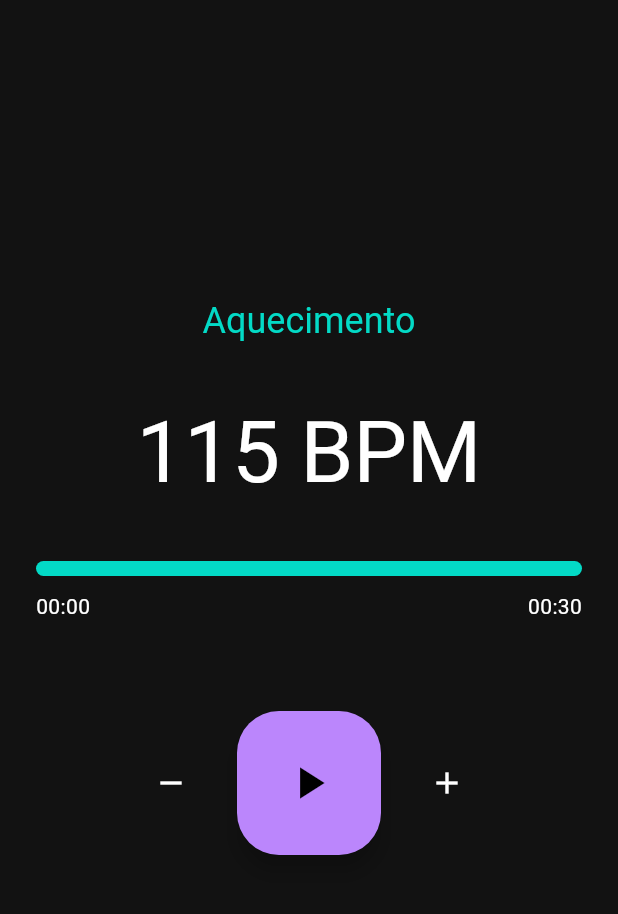
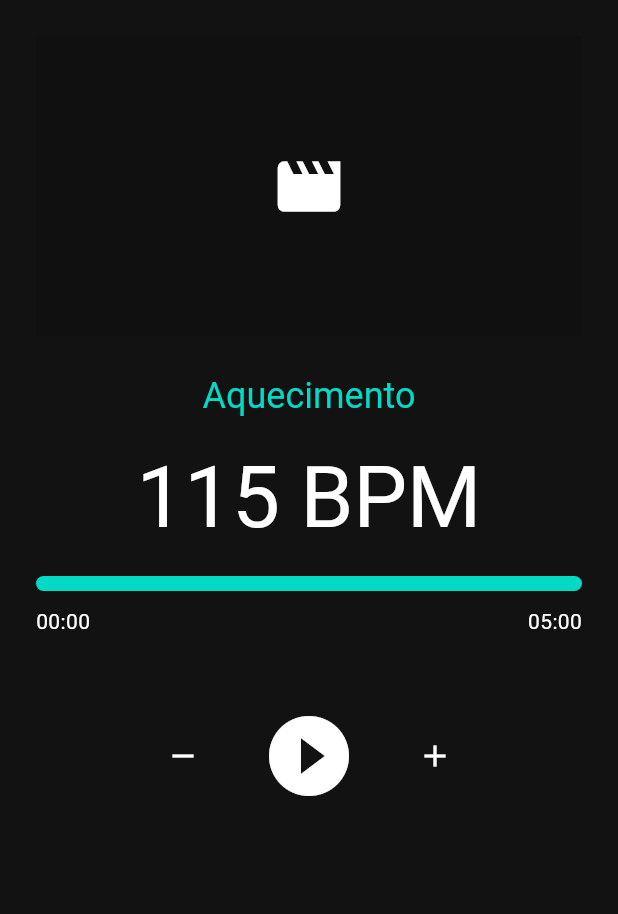
Before and after one commit to misasoares/pratica-musical-v4, a Flutter app: the PlayerPage screen opened directly, after a tap on the "remove" icon, on a phone screen of 412 x 824 dp, the part 84-998 px from its top. Run offline on Flutter 3.47's test engine with Material 3 defaults, Android fonts, the phone set to English and light mode, and no system bars; our stand-ins replace chewie, flutter_mobx, fpdart, freezed_annotation, get_it, hive and 3 more; accounts and stored records are empty; generated files the repository leaves out were written again.

Commit message:
feat: Integrate video player with Chewie, add practice onboarding dialog, and refactor player page arguments and exercise entity.

```diff
--- a/lib/core/di/service_locator.dart
+++ b/lib/core/di/service_locator.dart
@@ -1,4 +1,5 @@
 import 'package:get_it/get_it.dart';
+import '../../core/services/app_settings_service.dart';
 import '../../features/player/data/audio_service_impl.dart';
 import '../../features/player/domain/audio_service_interface.dart';
 import '../../features/player/presentation/stores/player_store.dart';
@@ -15,6 +16,7 @@ final getIt = GetIt.instance;
 void setupServiceLocator() {
   // Services
   getIt.registerLazySingleton<AudioService>(() => AudioServiceImpl());
+  getIt.registerLazySingleton<AppSettingsService>(() => AppSettingsService());
 
   // Repositories
   getIt.registerLazySingleton<IPracticeRepository>(
--- a/lib/features/player/domain/exercise.dart
+++ /dev/null
@@ -1,11 +0,0 @@
-class Exercise {
-  final String name;
-  final int targetBpm;
-  final Duration duration;
-
-  const Exercise({
-    required this.name,
-    required this.targetBpm,
-    required this.duration,
-  });
-}
--- /dev/null
+++ b/lib/features/player/presentation/args/player_page_args.dart
@@ -0,0 +1,14 @@
+import '../../../content/domain/entities/exercise.dart';
+import '../../../content/domain/entities/schedule.dart';
+
+class PlayerPageArgs {
+  final Exercise exercise;
+  final Schedule? currentSchedule;
+  final int exerciseIndex;
+
+  PlayerPageArgs({
+    required this.exercise,
+    this.currentSchedule,
+    this.exerciseIndex = 0,
+  });
+}
--- a/lib/features/player/presentation/pages/player_page.dart
+++ b/lib/features/player/presentation/pages/player_page.dart
@@ -2,32 +2,90 @@ import 'package:flutter/material.dart';
 import 'package:flutter_mobx/flutter_mobx.dart';
 import 'package:get_it/get_it.dart';
 import 'package:mobx/mobx.dart';
-import '../../domain/exercise.dart';
+import 'package:video_player/video_player.dart';
+import 'package:chewie/chewie.dart';
+import '../../../content/domain/entities/exercise.dart';
 import '../../domain/practice_phase.dart';
 import '../stores/player_store.dart';
+import '../args/player_page_args.dart';
+import '../../../content/domain/repositories/i_content_repository.dart';
 
 class PlayerPage extends StatefulWidget {
-  const PlayerPage({super.key});
+  final PlayerPageArgs? args;
+
+  const PlayerPage({super.key, this.args});
 
   @override
   State<PlayerPage> createState() => _PlayerPageState();
 }
 
 class _PlayerPageState extends State<PlayerPage> {
-  final PlayerStore _playerStore = GetIt.I<PlayerStore>();
-  late final ReactionDisposer _disposer;
+  final PlayerStore _store = GetIt.I<PlayerStore>();
+  final List<ReactionDisposer> _disposers = [];
+
+  VideoPlayerController? _videoPlayerController;
+  ChewieController? _chewieController;
 
   @override
   void initState() {
     super.initState();
-    // Initialize with a dummy exercise for now
-    _playerStore.initSession(const Exercise(
-      name: 'Exercicio 1',
-      targetBpm: 120,
-      duration: Duration(seconds: 30), // Short duration for testing
+    _initializeSession();
+    _setupReactions();
+  }
+
+  Future<void> _initializeSession() async {
+    if (widget.args != null) {
+      await _store.initSession(widget.args!.exercise);
+      if (mounted) {
+        await _initializeVideo(widget.args!.exercise.videoUrl);
+      }
+    } else {
+      await _store.initSession(const Exercise(
+        id: 'dummy_1',
+        title: 'Exercicio 1',
+        videoUrl: 'assets/videos/ex01.mp4',
+        tabUrl: 'assets/images/tabs/ex01.png',
+        startBpmCalibration: 120,
       ));
+    }
+  }
 
-    _disposer = reaction((_) => _playerStore.currentPhase, (phase) {
+  Future<void> _initializeVideo(String videoUrl) async {
+    // For now, we assume assets. In real app, check if http/https
+    if (videoUrl.startsWith('http')) {
+      _videoPlayerController =
+          VideoPlayerController.networkUrl(Uri.parse(videoUrl));
+    } else {
+      _videoPlayerController = VideoPlayerController.asset(videoUrl);
+    }
+
+    try {
+      await _videoPlayerController!.initialize();
+      _chewieController = ChewieController(
+        videoPlayerController: _videoPlayerController!,
+        autoPlay: false,
+        looping: true,
+        aspectRatio: _videoPlayerController!.value.aspectRatio,
+        placeholder: const Center(child: CircularProgressIndicator()),
+        errorBuilder: (context, errorMessage) {
+          return Center(
+            child: Text(
+              'Erro ao carregar vídeo: $errorMessage',
+              style: const TextStyle(color: Colors.white),
+            ),
+          );
+        },
+      );
+      if (mounted) {
+        setState(() {});
+      }
+    } catch (e) {
+      debugPrint('Error initializing video: $e');
+    }
+  }
+
+  void _setupReactions() {
+    _disposers.add(reaction((_) => _store.currentPhase, (phase) {
       if (phase == PracticePhase.finished) {
         showDialog(
           context: context,
@@ -38,11 +96,12 @@ class _PlayerPageState extends State<PlayerPage> {
               TextButton(
                 onPressed: () {
                   Navigator.of(context).pop();
-                  // Reset or navigate back
-                  _playerStore.initSession(const Exercise(
-                    name: 'Exercicio 1',
-                    targetBpm: 120,
-                    duration: Duration(seconds: 30),
+                  _store.initSession(const Exercise(
+                    id: 'dummy_1',
+                    title: 'Exercicio 1',
+                    videoUrl: 'assets/videos/ex01.mp4',
+                    tabUrl: 'assets/images/tabs/ex01.png',
+                    startBpmCalibration: 120,
                   ));
                 },
                 child: const Text('Reiniciar'),
@@ -51,48 +110,101 @@ class _PlayerPageState extends State<PlayerPage> {
           ),
         );
       }
-    });
+    }));
   }
 
   @override
   void dispose() {
-    _disposer();
+    for (final d in _disposers) {
+      d();
+    }
+    _videoPlayerController?.dispose();
+    _chewieController?.dispose();
     super.dispose();
+  }
+
+  Future<void> _navigateToNextExercise() async {
+    if (widget.args == null || widget.args!.currentSchedule == null) return;
+
+    final nextIndex = widget.args!.exerciseIndex + 1;
+    final nextExerciseId = widget.args!.currentSchedule!.exercises[nextIndex];
+
+    final repo = GetIt.I<IContentRepository>();
+    final nextExercise = await repo.getExercise(nextExerciseId);
+
+    if (nextExercise != null && mounted) {
+      if (_store.isPlaying) {
+        await _store.togglePlay();
+      }
+
+      if (mounted) {
+        await Navigator.of(context).pushReplacement(
+          MaterialPageRoute(
+            builder: (_) => PlayerPage(
+              args: PlayerPageArgs(
+                exercise: nextExercise,
+                currentSchedule: widget.args!.currentSchedule,
+                exerciseIndex: nextIndex,
+              ),
+            ),
+          ),
+        );
+      }
+    }
   }
 
   @override
   Widget build(BuildContext context) {
     return Scaffold(
-      appBar: AppBar(title: const Text('Prática Musical')),
-      body: Padding(
+      appBar: AppBar(
+        title: Text(widget.args?.exercise.title ?? 'Prática Musical'),
+      ),
+      body: SingleChildScrollView(
+        child: Padding(
           padding: const EdgeInsets.all(24.0),
           child: Column(
             mainAxisAlignment: MainAxisAlignment.center,
             children: [
+              // Video Player
+              if (_chewieController != null &&
+                  _chewieController!.videoPlayerController.value.isInitialized)
+                AspectRatio(
+                  aspectRatio: _videoPlayerController!.value.aspectRatio,
+                  child: Chewie(controller: _chewieController!),
+                )
+              else
+                Container(
+                  height: 200,
+                  color: Colors.black12,
+                  child: const Center(child: Icon(Icons.movie, size: 50)),
+                ),
+
+              const SizedBox(height: 24),
+
               // Phase Label
               Observer(
                 builder: (_) => Text(
-                _playerStore.phaseLabel,
+                  _store.phaseLabel,
                   style: Theme.of(context).textTheme.headlineSmall?.copyWith(
                         color: Theme.of(context).colorScheme.secondary,
                       ),
                 ),
               ),
-            const SizedBox(height: 40),
+              const SizedBox(height: 20),
 
               // BPM Display
               Observer(
                 builder: (_) => Text(
-                '${_playerStore.currentBpm} BPM',
+                  '${_store.currentBpm} BPM',
                   style: Theme.of(context).textTheme.displayLarge,
                 ),
               ),
-            const SizedBox(height: 40),
+              const SizedBox(height: 20),
 
               // Progress Bar
               Observer(
                 builder: (_) => LinearProgressIndicator(
-                value: _playerStore.progressPercentage,
+                  value: _store.progressPercentage,
                   minHeight: 10,
                   borderRadius: BorderRadius.circular(5),
                 ),
@@ -102,12 +214,12 @@ class _PlayerPageState extends State<PlayerPage> {
                 builder: (_) => Row(
                   mainAxisAlignment: MainAxisAlignment.spaceBetween,
                   children: [
-                  Text(_formatDuration(_playerStore.elapsedTime)),
-                  Text(_formatDuration(_playerStore.targetDuration)),
+                    Text(_formatDuration(_store.elapsedTime)),
+                    Text(_formatDuration(_store.targetDuration)),
                   ],
                 ),
               ),
-            const SizedBox(height: 60),
+              const SizedBox(height: 40),
 
               // Controls
               Row(
@@ -115,27 +227,44 @@ class _PlayerPageState extends State<PlayerPage> {
                 children: [
                   IconButton(
                     icon: const Icon(Icons.remove),
-                  onPressed: () =>
-                      _playerStore.setBpm(_playerStore.currentBpm - 5),
+                    onPressed: () => _store.setBpm(_store.currentBpm - 5),
                   ),
                   const SizedBox(width: 20),
+                  // Play/Pause Button
                   Observer(
-                  builder: (_) => FloatingActionButton.large(
-                    onPressed: _playerStore.togglePlay,
-                    child: Icon(_playerStore.isPlaying
-                        ? Icons.pause
-                        : Icons.play_arrow),
+                    builder: (_) => Row(
+                      mainAxisAlignment: MainAxisAlignment.center,
+                      children: [
+                        IconButton(
+                          iconSize: 64,
+                          icon: Icon(_store.isPlaying
+                              ? Icons.pause_circle_filled
+                              : Icons.play_circle_filled),
+                          onPressed: _store.togglePlay,
+                        ),
+                        if (widget.args?.currentSchedule != null &&
+                            widget.args!.exerciseIndex <
+                                widget.args!.currentSchedule!.exercises.length -
+                                    1) ...[
+                          const SizedBox(width: 16),
+                          IconButton(
+                            iconSize: 48,
+                            icon: const Icon(Icons.skip_next),
+                            onPressed: () => _navigateToNextExercise(),
+                          ),
+                        ],
+                      ],
                     ),
                   ),
                   const SizedBox(width: 20),
                   IconButton(
                     icon: const Icon(Icons.add),
-                  onPressed: () =>
-                      _playerStore.setBpm(_playerStore.currentBpm + 5),
+                    onPressed: () => _store.setBpm(_store.currentBpm + 5),
                   ),
                 ],
               ),
             ],
+          ),
         ),
       ),
     );
--- a/lib/features/player/presentation/stores/player_store.dart
+++ b/lib/features/player/presentation/stores/player_store.dart
@@ -4,7 +4,7 @@ import 'package:mobx/mobx.dart';
 import '../../data/models/practice_log_model.dart';
 import '../../domain/audio_service_interface.dart';
 import '../../domain/repositories/i_practice_repository.dart';
-import '../../domain/exercise.dart';
+import '../../../content/domain/entities/exercise.dart';
 import '../../domain/practice_phase.dart';
 
 part 'player_store.g.dart';
@@ -49,7 +49,8 @@ abstract class PlayerStoreBase with Store {
   @action
   Future<void> initSession(Exercise exercise) async {
     _currentExercise = exercise;
-    targetDuration = exercise.duration;
+    // Default to 5 minutes if not specified (new entity doesn't have total duration yet)
+    targetDuration = const Duration(minutes: 5);
     elapsedTime = Duration.zero;
     currentPhase = PracticePhase.warmup;
     isPlaying = false;
@@ -57,15 +58,14 @@ abstract class PlayerStoreBase with Store {
     _maxBpmReached = 0;
 
     // Load last log to determine target BPM
-    final lastLog =
-        await _repository.getLastLog(exercise.name); // Using name as ID for now
+    final lastLog = await _repository.getLastLog(exercise.id);
     if (lastLog != null) {
       // Logic: If last session was success, maybe increase BPM?
       // For now, just restore the target.
       currentBpm = lastLog.targetBpm;
       debugPrint('Restored BPM from history: $currentBpm');
     } else {
-      currentBpm = exercise.targetBpm; // Default/Calibration
+      currentBpm = exercise.startBpmCalibration; // Default/Calibration
       debugPrint('No history found, using default BPM: $currentBpm');
     }
   }
@@ -139,7 +139,7 @@ abstract class PlayerStoreBase with Store {
     if (_currentExercise != null) {
       final log = PracticeLogModel(
         id: DateTime.now().millisecondsSinceEpoch.toString(), // Simple ID
-        exerciseId: _currentExercise!.name,
+        exerciseId: _currentExercise!.id,
         date: DateTime.now(),
         mode: 'training', // Simplified
         maxBpmReached: _maxBpmReached > 0 ? _maxBpmReached : currentBpm,
--- a/pubspec.yaml
+++ b/pubspec.yaml
@@ -41,7 +41,10 @@ dependencies:
   json_annotation: ^4.9.0
   fpdart: ^1.1.0
   hive: ^2.2.3
+
   hive_flutter: ^1.1.0
+  video_player: ^2.8.2
+  chewie: ^1.7.5
 
 dev_dependencies:
   flutter_test:
```
Also changed, not shown: lib/core/services/app_settings_service.dart (added, +24 -0 lines), lib/features/home/presentation/pages/home_page.dart (+43 -5 lines), lib/features/onboarding/presentation/dialogs/practice_onboarding_dialog.dart (added, +40 -0 lines), pubspec.lock, 2 other files. Lines whose indentation alone changed are shown as unchanged.
